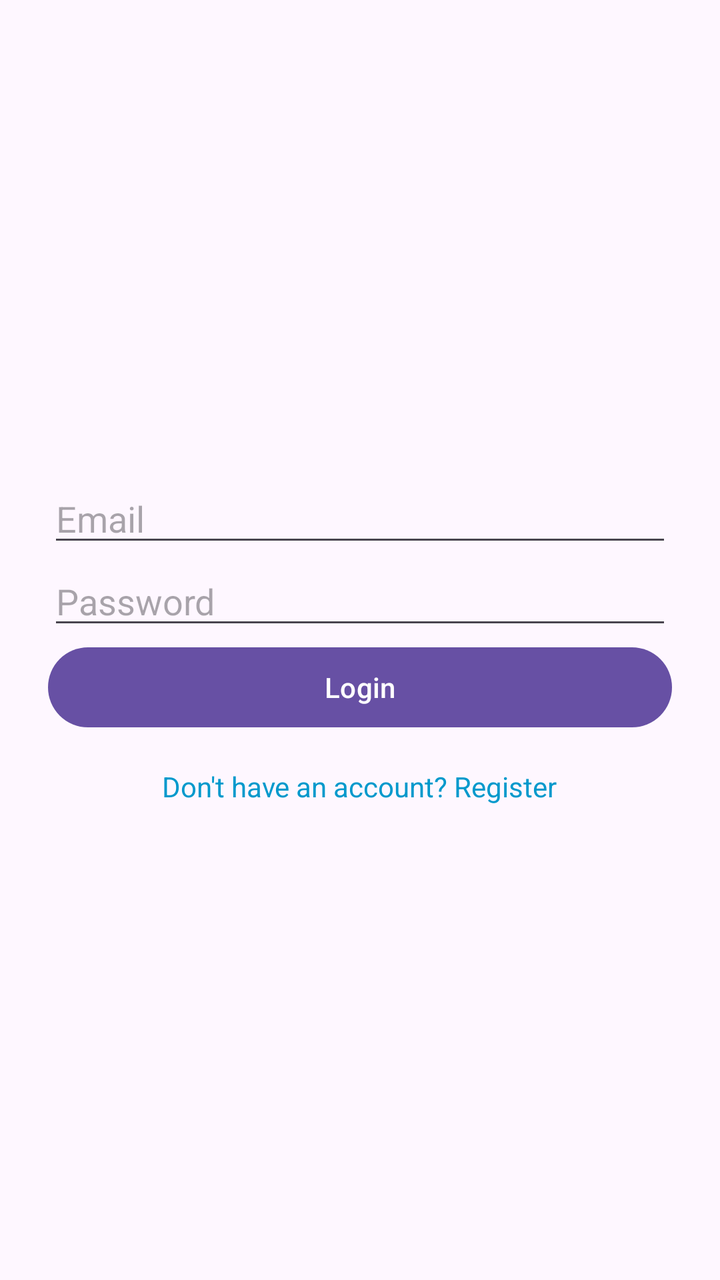
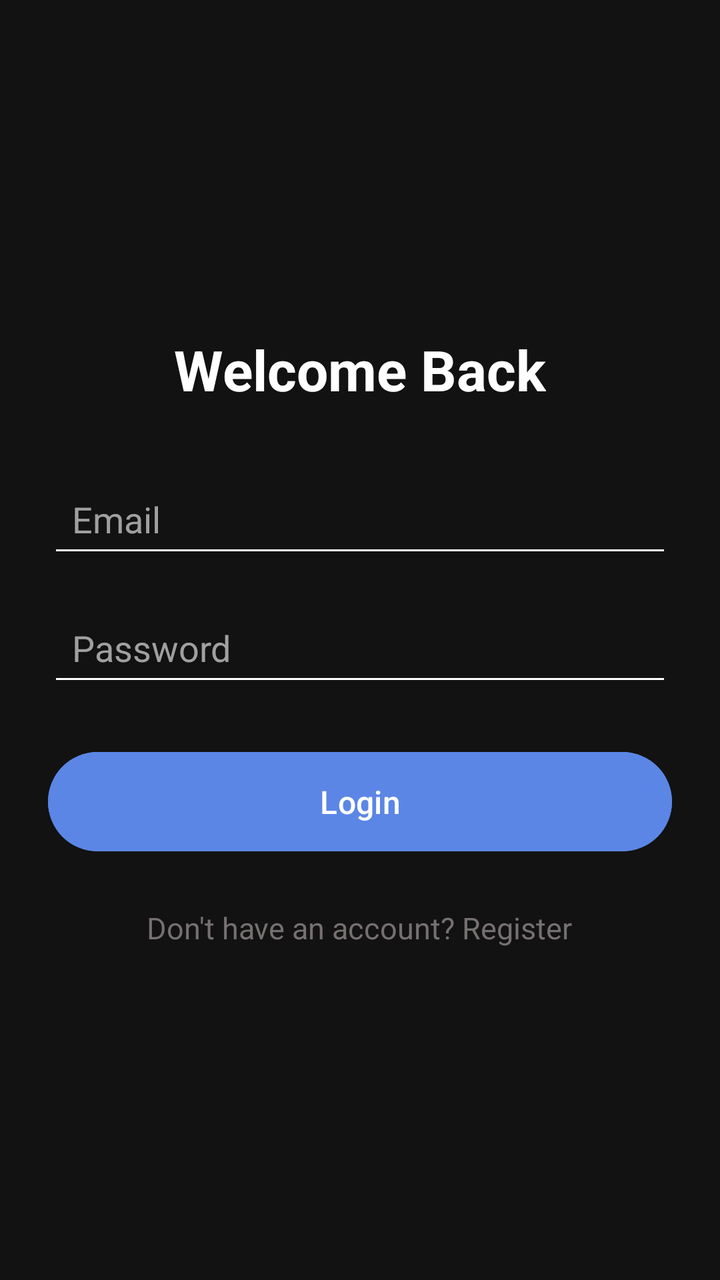

Compare the two renders of this Android layout. The source of the first and the diff that turns it into the second are given below.
<!-- AndroidManifest.xml: application theme Theme.HabitTracker -->
<!-- res/layout/activity_login.xml -->
<LinearLayout
    xmlns:android="http://schemas.android.com/apk/res/android"
    android:orientation="vertical"
    android:padding="24dp"
    android:layout_width="match_parent"
    android:layout_height="match_parent"
    android:layout_gravity="center"
    android:gravity="center">

    <EditText
        android:id="@+id/etEmail"
        android:hint="Email"
        android:layout_width="match_parent"
        android:layout_height="wrap_content"/>

    <EditText
        android:id="@+id/etPassword"
        android:hint="Password"
        android:inputType="textPassword"
        android:layout_width="match_parent"
        android:layout_height="wrap_content"/>

    <Button
        android:id="@+id/btnLogin"
        android:text="Login"
        android:layout_width="match_parent"
        android:layout_height="wrap_content"/>
    <TextView
        android:id="@+id/txtRegister"
        android:text="Don't have an account? Register"
        android:textColor="@android:color/holo_blue_dark"
        android:layout_width="wrap_content"
        android:layout_height="wrap_content"
        android:paddingTop="16dp"/>

</LinearLayout>
<!-- resources referenced by this layout -->
<resources>
  <style name="Theme.HabitTracker" parent="Base.Theme.HabitTracker" />
  <style name="Base.Theme.HabitTracker" parent="Theme.Material3.DayNight.NoActionBar">
          
          
      </style>
</resources>

<!-- the commit's change to res/layout/activity_login.xml (unified diff, before → after) -->
@@ -1,36 +1,63 @@
+<?xml version="1.0" encoding="utf-8"?>
 <LinearLayout
     xmlns:android="http://schemas.android.com/apk/res/android"
+    android:layout_width="match_parent"
+    android:layout_height="match_parent"
     android:orientation="vertical"
     android:padding="24dp"
-    android:layout_width="match_parent"
-    android:layout_height="match_parent"
-    android:layout_gravity="center"
+    android:background="#121212"
     android:gravity="center">
+
+    <TextView
+        android:layout_width="wrap_content"
+        android:layout_height="wrap_content"
+        android:text="Welcome Back"
+        android:textSize="28sp"
+        android:textStyle="bold"
+        android:textColor="@android:color/white"
+        android:layout_marginBottom="32dp"/>
 
     <EditText
         android:id="@+id/etEmail"
+        android:layout_width="match_parent"
+        android:layout_height="wrap_content"
         android:hint="Email"
-        android:layout_width="match_parent"
-        android:layout_height="wrap_content"/>
+        android:inputType="textEmailAddress"
+        android:textColor="@android:color/white"
+        android:textColorHint="#A0A0A0"
+        android:backgroundTint="@android:color/white"
+        android:padding="12dp"/>
 
     <EditText
         android:id="@+id/etPassword"
+        android:layout_width="match_parent"
+        android:layout_height="wrap_content"
         android:hint="Password"
         android:inputType="textPassword"
-        android:layout_width="match_parent"
-        android:layout_height="wrap_content"/>
+        android:textColor="@android:color/white"
+        android:textColorHint="#A0A0A0"
+        android:backgroundTint="@android:color/white"
+        android:layout_marginTop="16dp"
+        android:padding="12dp"/>
 
     <Button
         android:id="@+id/btnLogin"
+        android:layout_width="match_parent"
+        android:layout_height="wrap_content"
         android:text="Login"
-        android:layout_width="match_parent"
-        android:layout_height="wrap_content"/>
+        android:textColor="@android:color/white"
+        android:backgroundTint="#5B86E5"
+        android:layout_marginTop="24dp"
+        android:padding="14dp"
+        android:textSize="16sp"/>
+
     <TextView
         android:id="@+id/txtRegister"
-        android:text="Don't have an account? Register"
-        android:textColor="@android:color/holo_blue_dark"
         android:layout_width="wrap_content"
         android:layout_height="wrap_content"
-        android:paddingTop="16dp"/>
+        android:text="Don't have an account? Register"
+        android:textColor="#767070"
+        android:paddingTop="24dp"
+        android:textSize="15sp"/>
 
 </LinearLayout>
